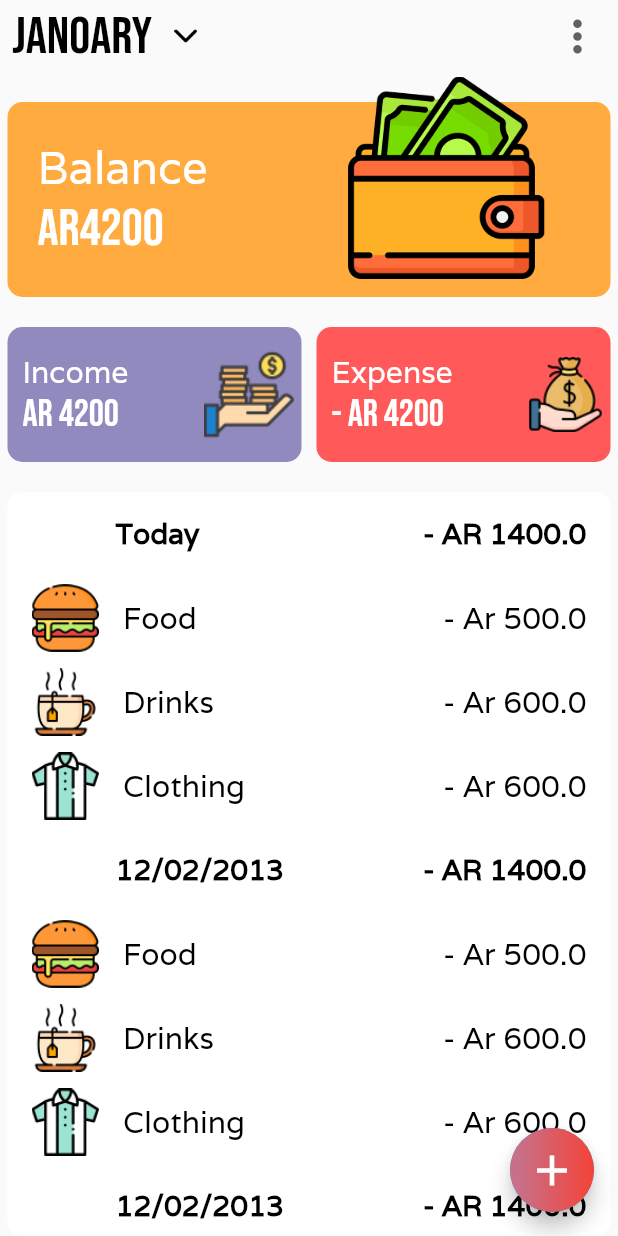
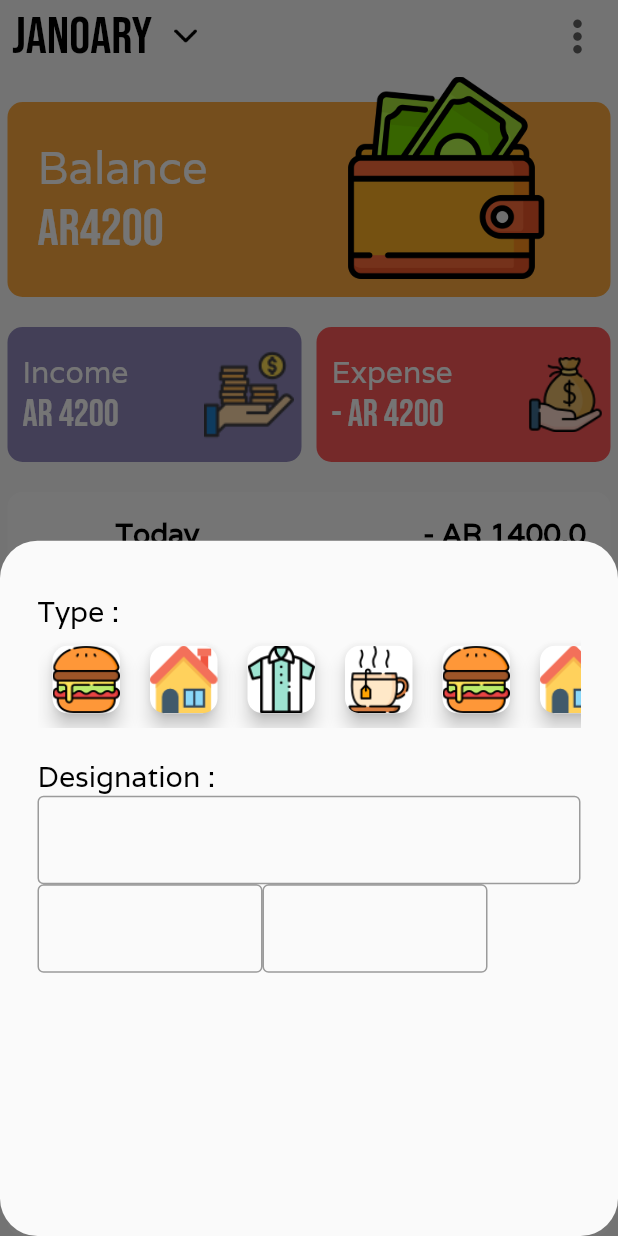
Before and after one commit to Andriambahoaka/Fandaniana, a Flutter app: the screen it shows after launch, after a tap on the "add" icon, on a phone screen of 412 x 824 dp. Run offline on Flutter 3.47's test engine with Material 2 defaults, Android fonts, the phone set to English and light mode, and no system bars.

Commit message:
TextField on row

```diff
--- a/lib/screens/addExpenseScreen.dart
+++ b/lib/screens/addExpenseScreen.dart
@@ -1,10 +1,111 @@
+import 'package:fandaniana/utilities/constants.dart';
 import 'package:flutter/cupertino.dart';
+import 'package:flutter/material.dart';
 
 class AddExpenseScreen extends StatelessWidget {
   const AddExpenseScreen({Key? key}) : super(key: key);
 
   @override
   Widget build(BuildContext context) {
-    return Container();
+    return Container(
+      margin: EdgeInsets.only(top: 20.0, left: 25.0, right: 25.0),
+      child: Column(
+        children: [
+          SizedBox(
+            height: 15.0,
+          ),
+          Align(
+            alignment: Alignment.centerLeft,
+            child: Text(
+              'Type : ',
+              style: kHeadTextStyle.copyWith(fontWeight: FontWeight.w100),
+            ),
+          ),
+          SingleChildScrollView(
+            scrollDirection: Axis.horizontal,
+            child: Row(
+              children: [
+                TypeExpenseCard('hamburger'),
+                TypeExpenseCard('house'),
+                TypeExpenseCard('shirt'),
+                TypeExpenseCard('drinks'),
+                TypeExpenseCard('hamburger'),
+                TypeExpenseCard('house'),
+                TypeExpenseCard('shirt'),
+                TypeExpenseCard('drinks'),
+              ],
+            ),
+          ),
+          SizedBox(
+            height: 20.0,
+          ),
+          Align(
+            alignment: Alignment.centerLeft,
+            child: Text(
+              'Designation : ',
+              style: kHeadTextStyle.copyWith(fontWeight: FontWeight.w100),
+            ),
+          ),
+          TextField(
+            decoration: InputDecoration(
+              border: OutlineInputBorder(
+                borderSide: BorderSide(width: 2, color: Colors.blueGrey),
+              ),
+            ),
+            onChanged: (value) {},
+          ),
+          Row(
+            children: [
+              SizedBox(
+                width: 150.0,
+                child: TextField(
+                  decoration: InputDecoration(
+                    border: OutlineInputBorder(
+                      borderSide: BorderSide(width: 2, color: Colors.blueGrey),
+                    ),
+                  ),
+                  onChanged: (value) {},
+                ),
+              ),
+              SizedBox(
+                width: 150.0,
+                child: TextField(
+                  decoration: InputDecoration(
+                    border: OutlineInputBorder(
+                      borderSide: BorderSide(width: 2, color: Colors.blueGrey),
+                    ),
+                  ),
+                  onChanged: (value) {},
+                ),
+              ),
+            ],
+          ),
+        ],
+      ),
+    );
   }
 }
+
+class TypeExpenseCard extends StatelessWidget {
+  TypeExpenseCard(this.imageName);
+
+  String imageName;
+
+  @override
+  Widget build(BuildContext context) {
+    return Card(
+      semanticContainer: true,
+      clipBehavior: Clip.antiAliasWithSaveLayer,
+      child: Image.asset(
+        'images/$imageName.png',
+        width: 45.0,
+        height: 45.0,
+      ),
+      shape: RoundedRectangleBorder(
+        borderRadius: BorderRadius.circular(10.0),
+      ),
+      elevation: 5,
+      margin: EdgeInsets.all(10),
+    );
+  }
+}
--- a/lib/screens/dashboardScreen.dart
+++ b/lib/screens/dashboardScreen.dart
@@ -1,3 +1,4 @@
+import 'package:fandaniana/screens/addExpenseScreen.dart';
 import 'package:fandaniana/widgets/overall_list.dart';
 import 'package:flutter/cupertino.dart';
 import 'package:flutter/material.dart';
@@ -31,7 +32,14 @@ class ExpenseScreen extends StatelessWidget {
                   tileMode: TileMode.clamp,
                   colors: [Color(0xffc8708a), Colors.red])),
         ),
-        onPressed: () {},
+        onPressed: () {
+          showModalBottomSheet(
+              shape: RoundedRectangleBorder(
+                borderRadius: BorderRadius.circular(25.0),
+              ),
+              context: context,
+              builder: (context) => AddExpenseScreen());
+        },
       ),
       body: Column(
         crossAxisAlignment: CrossAxisAlignment.stretch,
```
